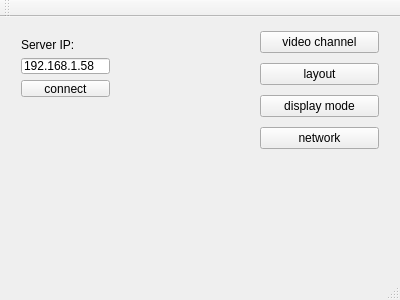
This is ids_client/idsclient.ui in MR-ACC/IDS-Client as Qt 5 draws it before an edit. The edited form follows.
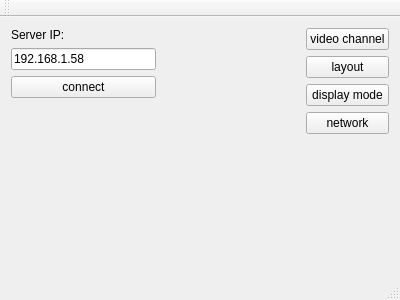
This is the edited form.

Commit message: 1> adjust client gui 2> add reconnect handler 3> remove some build warning

```diff
--- a/ids_client/idsclient.ui
+++ b/ids_client/idsclient.ui
@@ -14,15 +14,10 @@
    <string>idsclient</string>
   </property>
   <widget class="QWidget" name="centralWidget">
-   <widget class="QWidget" name="">
-    <property name="geometry">
-     <rect>
-      <x>10</x>
-      <y>10</y>
-      <width>111</width>
-      <height>81</height>
-     </rect>
-    </property>
+   <layout class="QGridLayout" name="gridLayout">
+    <item row="0" column="0">
+     <layout class="QVBoxLayout" name="verticalLayout_3">
+      <item>
     <layout class="QVBoxLayout" name="verticalLayout_2">
      <item>
       <widget class="QLabel" name="label_ip">
@@ -46,16 +41,38 @@
       </widget>
      </item>
     </layout>
-   </widget>
-   <widget class="QWidget" name="">
-    <property name="geometry">
-     <rect>
-      <x>249</x>
-      <y>-1</y>
-      <width>141</width>
-      <height>151</height>
-     </rect>
-    </property>
+      </item>
+      <item>
+       <spacer name="verticalSpacer_2">
+        <property name="orientation">
+         <enum>Qt::Vertical</enum>
+        </property>
+        <property name="sizeHint" stdset="0">
+         <size>
+          <width>20</width>
+          <height>128</height>
+         </size>
+        </property>
+       </spacer>
+      </item>
+     </layout>
+    </item>
+    <item row="0" column="1">
+     <spacer name="horizontalSpacer">
+      <property name="orientation">
+       <enum>Qt::Horizontal</enum>
+      </property>
+      <property name="sizeHint" stdset="0">
+       <size>
+        <width>101</width>
+        <height>20</height>
+       </size>
+      </property>
+     </spacer>
+    </item>
+    <item row="0" column="2">
+     <layout class="QVBoxLayout" name="verticalLayout_4">
+      <item>
     <layout class="QVBoxLayout" name="verticalLayout">
      <item>
       <widget class="QPushButton" name="pushButton_chncfg">
@@ -86,15 +103,23 @@
       </widget>
      </item>
     </layout>
-   </widget>
-   <zorder>lineEdit_ip</zorder>
-   <zorder>label_ip</zorder>
-   <zorder>pushButton_connect</zorder>
-   <zorder>pushButton_netcfg</zorder>
-   <zorder>pushButton_dispcfg</zorder>
-   <zorder>label_ip</zorder>
-   <zorder>pushButton_chncfg</zorder>
-   <zorder>pushButton_layoutcfg</zorder>
+      </item>
+      <item>
+       <spacer name="verticalSpacer">
+        <property name="orientation">
+         <enum>Qt::Vertical</enum>
+        </property>
+        <property name="sizeHint" stdset="0">
+         <size>
+          <width>20</width>
+          <height>68</height>
+         </size>
+        </property>
+       </spacer>
+      </item>
+     </layout>
+    </item>
+   </layout>
   </widget>
   <widget class="QMenuBar" name="menuBar">
    <property name="geometry">
```
Lines whose indentation alone changed are shown as unchanged. The commit also changes 2 other files.
